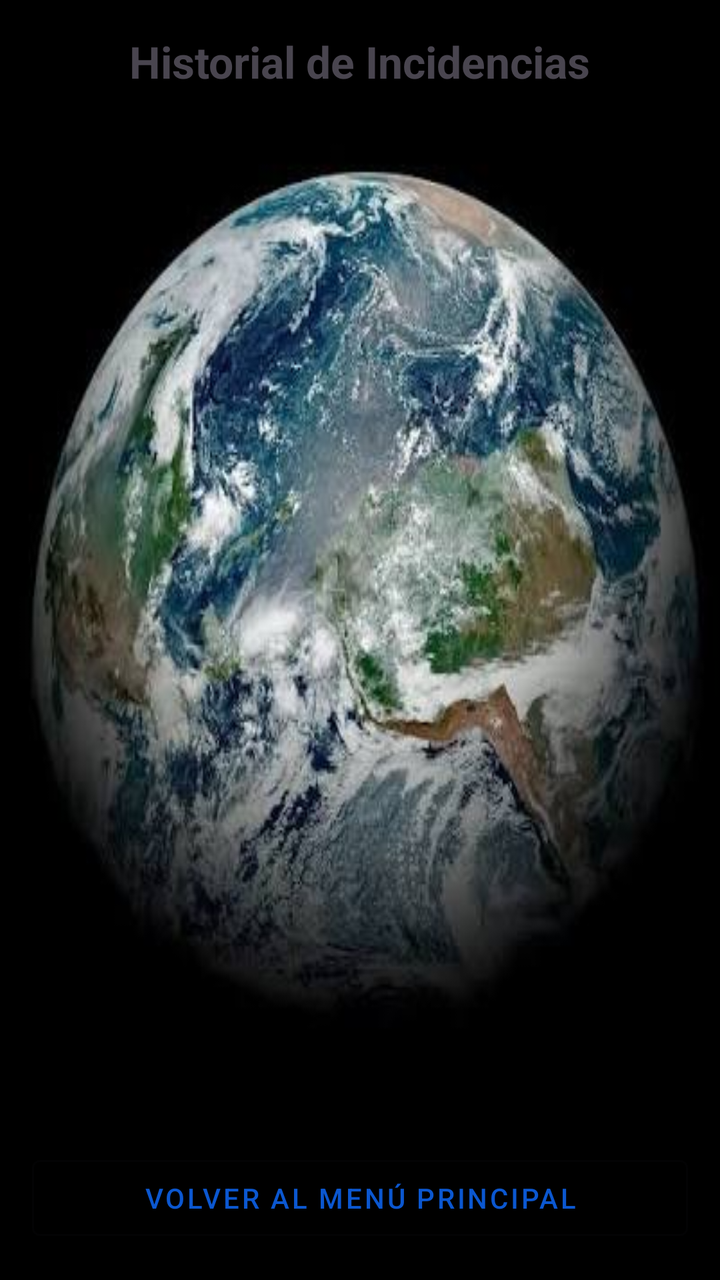
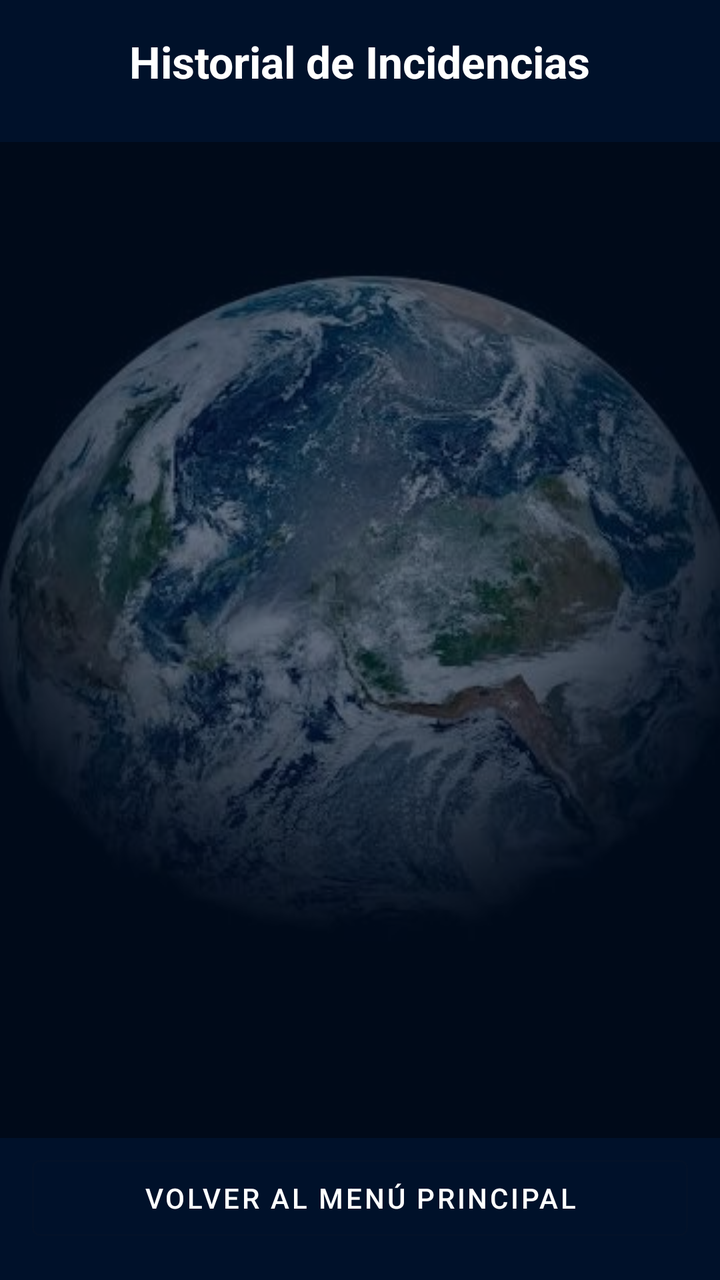

Screens rendered from an Android XML layout before and after an edit, with the pre-edit source and the edit as a unified diff.
<!-- AndroidManifest.xml: application theme Theme.GeoRegristro -->
<!-- res/layout/activity_historial.xml -->
<?xml version="1.0" encoding="utf-8"?>
<LinearLayout xmlns:android="http://schemas.android.com/apk/res/android"
    android:layout_width="match_parent"
    android:layout_height="match_parent"
    android:orientation="vertical"
    android:padding="16dp"
    android:background="@drawable/tierra">

    <TextView
        android:layout_width="wrap_content"
        android:layout_height="wrap_content"
        android:text="Historial de Incidencias"
        android:textSize="22sp"
        android:textStyle="bold"
        android:layout_gravity="center_horizontal"
        android:layout_marginBottom="16dp" />

    <androidx.recyclerview.widget.RecyclerView
        android:id="@+id/rvIncidencias"
        android:layout_width="match_parent"
        android:layout_height="0dp"
        android:layout_weight="1"
        android:layout_marginBottom="16dp" />

    <Button
        android:id="@+id/btnVolverMenu"
        android:layout_width="match_parent"
        android:layout_height="50dp"
        android:text="Volver al Menú Principal"
        style="@style/Widget.MaterialComponents.Button.OutlinedButton" />

</LinearLayout>
<!-- resources referenced by this layout -->
<resources>
  <!-- drawable tierra: jpg bitmap (drawable, 26514 bytes) -->
  <style name="Theme.GeoRegristro" parent="Base.Theme.GeoRegristro" />
  <style name="Base.Theme.GeoRegristro" parent="Theme.Material3.DayNight.NoActionBar">
          
          <item name="colorPrimary">@color/earth_blue_primary</item>
          <item name="colorOnPrimary">@color/earth_blue_on_primary</item>
          <item name="colorPrimaryContainer">@color/earth_blue_container</item>
          <item name="colorOnPrimaryContainer">@color/earth_blue_on_container</item>
          <item name="colorSecondary">@color/earth_cyan_secondary</item>
          <item name="colorSecondaryContainer">@color/earth_cyan_container</item>
          <item name="android:statusBarColor">@color/earth_blue_primary</item>
      </style>
  <color name="earth_blue_primary">#0B57D0</color>
  <color name="earth_blue_on_primary">#FFFFFF</color>
  <color name="earth_blue_container">#D3E3FD</color>
  <color name="earth_blue_on_container">#041E49</color>
  <color name="earth_cyan_secondary">#006874</color>
  <color name="earth_cyan_container">#97F0FF</color>
</resources>

<!-- the commit's change to res/layout/activity_historial.xml (unified diff, before → after) -->
@@ -4,7 +4,7 @@
     android:layout_height="match_parent"
     android:orientation="vertical"
     android:padding="16dp"
-    android:background="@drawable/tierra">
+    android:background="@drawable/bg_tierra">
 
     <TextView
         android:layout_width="wrap_content"
@@ -12,6 +12,7 @@
         android:text="Historial de Incidencias"
         android:textSize="22sp"
         android:textStyle="bold"
+        android:textColor="#FFFFFF"
         android:layout_gravity="center_horizontal"
         android:layout_marginBottom="16dp" />
 
@@ -27,6 +28,7 @@
         android:layout_width="match_parent"
         android:layout_height="50dp"
         android:text="Volver al Menú Principal"
+        android:textColor="#FFFFFF"
         style="@style/Widget.MaterialComponents.Button.OutlinedButton" />
 
 </LinearLayout>
<!-- resource entries referenced after the edit -->
@@ -1,5 +1,26 @@
 <!-- resources referenced by this layout -->
 <resources>
+  <!-- drawable bg_tierra (drawable) -->
+  <?xml version="1.0" encoding="utf-8"?>
+  <layer-list xmlns:android="http://schemas.android.com/apk/res/android">
+      
+      <item>
+          <color android:color="#00122A" />
+      </item>
+  
+      
+      <item>
+          <bitmap
+              android:src="@drawable/tierra"
+              android:gravity="center"
+              android:tileMode="disabled" />
+      </item>
+  
+      
+      <item>
+          <color android:color="#9900122A" />
+      </item>
+  </layer-list>
   <!-- drawable tierra: jpg bitmap (drawable, 26514 bytes) -->
   <style name="Theme.GeoRegristro" parent="Base.Theme.GeoRegristro" />
   <style name="Base.Theme.GeoRegristro" parent="Theme.Material3.DayNight.NoActionBar">
